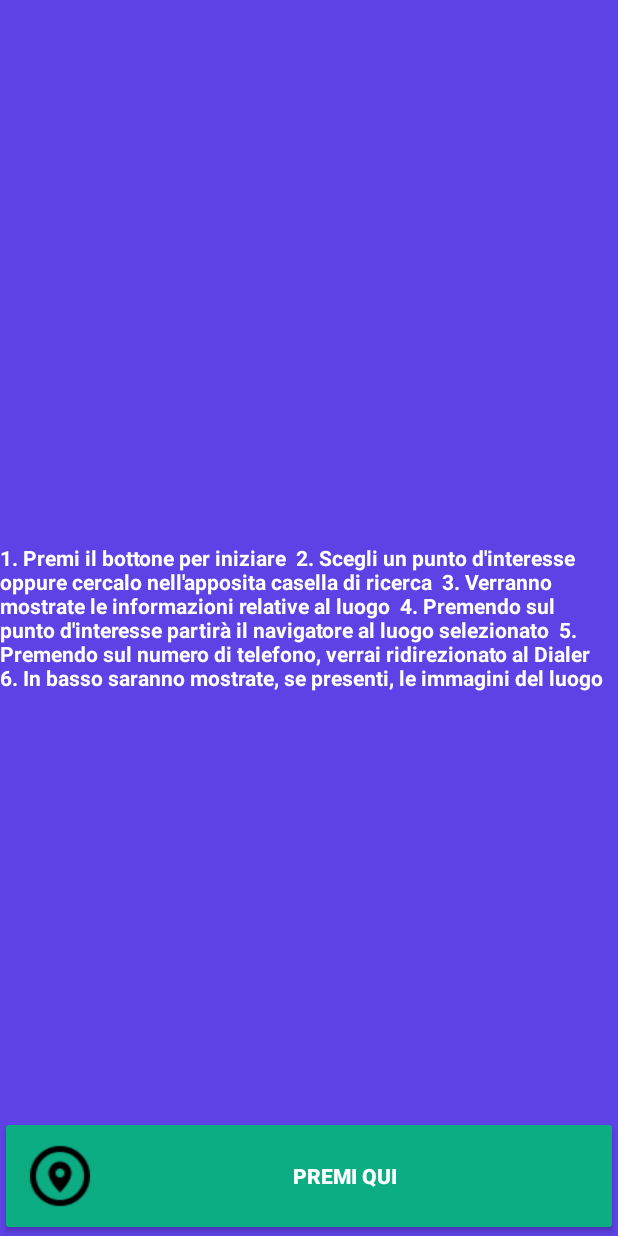
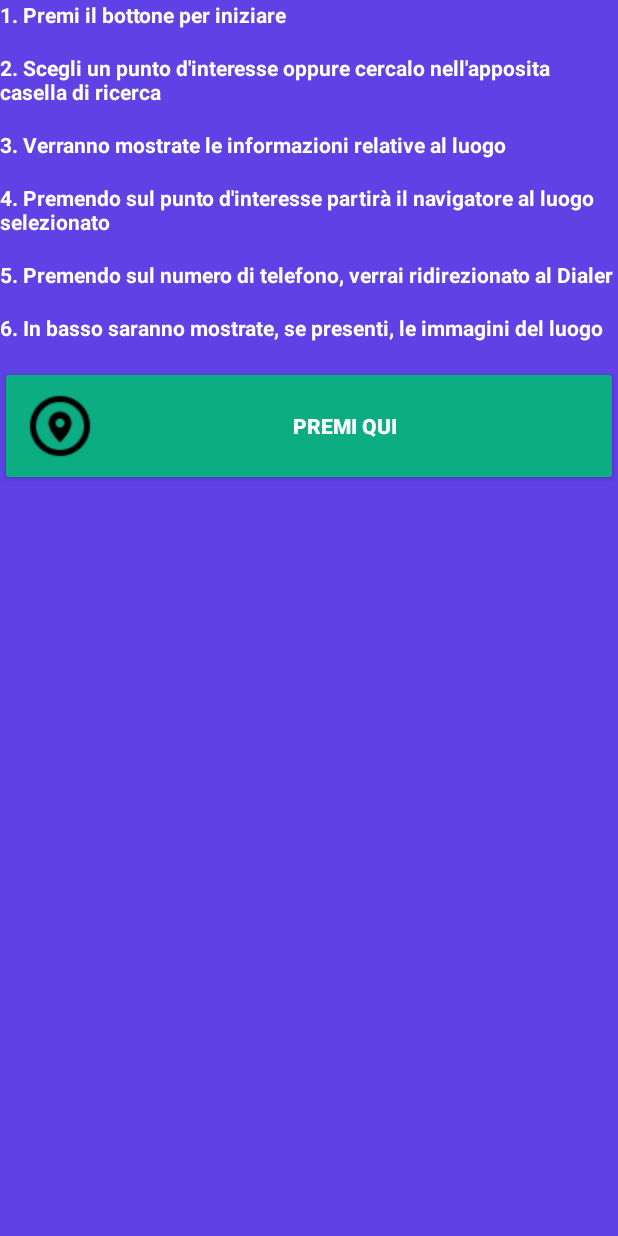
Before and after one commit to dcentonze/PuntiInteresse, an Android app: the screen it shows after launch (MainActivity), on a phone screen of 412 x 824 dp. Run offline under Robolectric (Android 15) with nearby library versions, the phone set to English and light mode, and no system bars.

Commit message:
Update UI

```diff
--- a/mobile/src/main/res/layout/activity_main.xml
+++ b/mobile/src/main/res/layout/activity_main.xml
@@ -8,21 +8,59 @@
     <TextView
         android:layout_width="match_parent"
         android:layout_height="wrap_content"
+        android:id="@+id/testo1"
         android:textStyle="bold"
         android:textSize="14sp"
-        android:text="1. Premi il bottone per iniziare
+        android:text="1. Premi il bottone per iniziare\n"
+        android:textColor="@color/bianco"
+        />
 
-2. Scegli un punto d'interesse oppure cercalo nell'apposita casella di ricerca
+    <TextView
+        android:layout_width="match_parent"
+        android:layout_height="wrap_content"
+        android:id="@+id/testo2"
+        android:textStyle="bold"
+        android:textSize="14sp"
+        android:text="2. Scegli un punto d'interesse oppure cercalo nell'apposita casella di ricerca\n"
+        android:textColor="@color/bianco"
+        android:layout_below="@+id/testo1"/>
+    <TextView
+        android:layout_width="match_parent"
+        android:layout_height="wrap_content"
+        android:id="@+id/testo3"
+        android:textStyle="bold"
+        android:textSize="14sp"
+        android:text="3. Verranno mostrate le informazioni relative al luogo\n"
+        android:textColor="@color/bianco"
+        android:layout_below="@+id/testo2"/>
+    <TextView
+        android:layout_width="match_parent"
+        android:layout_height="wrap_content"
+        android:id="@+id/testo4"
+        android:textStyle="bold"
+        android:textSize="14sp"
+        android:text="4. Premendo sul punto d'interesse partirà il navigatore al luogo selezionato\n"
+        android:textColor="@color/bianco"
+        android:layout_below="@+id/testo3"/>
+    <TextView
+        android:layout_width="match_parent"
+        android:layout_height="wrap_content"
+        android:id="@+id/testo5"
+        android:textStyle="bold"
+        android:textSize="14sp"
+        android:text="5. Premendo sul numero di telefono, verrai ridirezionato al Dialer\n"
+        android:textColor="@color/bianco"
+        android:layout_below="@+id/testo4"/>
+    <TextView
+        android:layout_width="match_parent"
+        android:layout_height="wrap_content"
+        android:id="@+id/testo6"
+        android:textStyle="bold"
+        android:textSize="14sp"
+        android:text="6. In basso saranno mostrate, se presenti, le immagini del luogo\n"
+        android:textColor="@color/bianco"
+        android:layout_below="@+id/testo5"/>
 
-3. Verranno mostrate le informazioni relative al luogo
-
-4. Premendo sul punto d'interesse partirà il navigatore al luogo selezionato
-
-5. Premendo sul numero di telefono, verrai ridirezionato al Dialer
-
-6. In basso saranno mostrate, se presenti, le immagini del luogo"
-        android:textColor="@color/bianco"
-        android:layout_centerInParent="true"/>
     <Button
         android:id="@+id/change_bt"
         android:layout_width="fill_parent"
@@ -36,7 +74,7 @@
         android:layout_centerHorizontal="true"
         android:onClick="pressChange_bt"
         android:textStyle="bold"
-        android:layout_alignParentBottom="true"/>
+        android:layout_below="@+id/testo6"/>
 
 
 </RelativeLayout>
```
